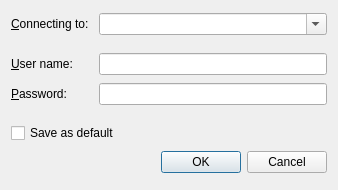
Qt form lib/nicos/gui/auth.ui (mlz-ictrl/nicos) before a commit.
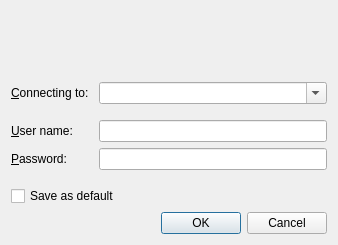
The same form after that commit. Icons and pictures are not drawn.

Commit message: gui: add NICOS logo to login dialog

Patch:
```diff
--- a/lib/nicos/gui/auth.ui
+++ b/lib/nicos/gui/auth.ui
@@ -7,7 +7,7 @@
     <x>0</x>
     <y>0</y>
     <width>338</width>
-    <height>190</height>
+    <height>245</height>
    </rect>
   </property>
   <property name="windowTitle">
@@ -23,7 +23,7 @@
    <property name="horizontalSpacing">
     <number>10</number>
    </property>
-   <item row="4" column="1">
+   <item row="5" column="1">
     <widget class="QLineEdit" name="userName">
      <property name="font">
       <font>
@@ -33,7 +33,33 @@
      </property>
     </widget>
    </item>
-   <item row="5" column="0">
+   <item row="2" column="1">
+    <widget class="QComboBox" name="serverAddr">
+     <property name="font">
+      <font>
+       <weight>75</weight>
+       <bold>true</bold>
+      </font>
+     </property>
+     <property name="editable">
+      <bool>true</bool>
+     </property>
+    </widget>
+   </item>
+   <item row="6" column="1">
+    <widget class="QLineEdit" name="password">
+     <property name="inputMask">
+      <string/>
+     </property>
+     <property name="text">
+      <string/>
+     </property>
+     <property name="echoMode">
+      <enum>QLineEdit::Password</enum>
+     </property>
+    </widget>
+   </item>
+   <item row="6" column="0">
     <widget class="QLabel" name="label_2">
      <property name="text">
       <string>&amp;Password:</string>
@@ -43,7 +69,7 @@
      </property>
     </widget>
    </item>
-   <item row="1" column="0">
+   <item row="2" column="0">
     <widget class="QLabel" name="label_3">
      <property name="text">
       <string>&amp;Connecting to:</string>
@@ -53,23 +79,7 @@
      </property>
     </widget>
    </item>
-   <item row="3" column="0">
-    <spacer name="verticalSpacer">
-     <property name="orientation">
-      <enum>Qt::Vertical</enum>
-     </property>
-     <property name="sizeType">
-      <enum>QSizePolicy::Fixed</enum>
-     </property>
-     <property name="sizeHint" stdset="0">
-      <size>
-       <width>20</width>
-       <height>10</height>
-      </size>
-     </property>
-    </spacer>
-   </item>
-   <item row="6" column="0">
+   <item row="7" column="0">
     <spacer name="verticalSpacer_2">
      <property name="orientation">
       <enum>Qt::Vertical</enum>
@@ -86,6 +96,22 @@
     </spacer>
    </item>
    <item row="4" column="0">
+    <spacer name="verticalSpacer">
+     <property name="orientation">
+      <enum>Qt::Vertical</enum>
+     </property>
+     <property name="sizeType">
+      <enum>QSizePolicy::Fixed</enum>
+     </property>
+     <property name="sizeHint" stdset="0">
+      <size>
+       <width>20</width>
+       <height>10</height>
+      </size>
+     </property>
+    </spacer>
+   </item>
+   <item row="5" column="0">
     <widget class="QLabel" name="label">
      <property name="text">
       <string>&amp;User name:</string>
@@ -95,33 +121,7 @@
      </property>
     </widget>
    </item>
-   <item row="1" column="1">
-    <widget class="QComboBox" name="serverAddr">
-     <property name="font">
-      <font>
-       <weight>75</weight>
-       <bold>true</bold>
-      </font>
-     </property>
-     <property name="editable">
-      <bool>true</bool>
-     </property>
-    </widget>
-   </item>
-   <item row="5" column="1">
-    <widget class="QLineEdit" name="password">
-     <property name="inputMask">
-      <string/>
-     </property>
-     <property name="text">
-      <string/>
-     </property>
-     <property name="echoMode">
-      <enum>QLineEdit::Password</enum>
-     </property>
-    </widget>
-   </item>
-   <item row="9" column="0" colspan="2">
+   <item row="10" column="0" colspan="2">
     <widget class="QDialogButtonBox" name="buttonBox">
      <property name="orientation">
       <enum>Qt::Horizontal</enum>
@@ -131,7 +131,7 @@
      </property>
     </widget>
    </item>
-   <item row="7" column="0" colspan="2">
+   <item row="8" column="0" colspan="2">
     <layout class="QHBoxLayout" name="horizontalLayout">
      <item>
       <widget class="QCheckBox" name="saveDefault">
@@ -155,6 +155,35 @@
      </item>
     </layout>
    </item>
+   <item row="0" column="0" colspan="2">
+    <widget class="QLabel" name="label_4">
+     <property name="text">
+      <string/>
+     </property>
+     <property name="pixmap">
+      <pixmap resource="../../../resources/nicos-gui.qrc">:/nicos-logo.png</pixmap>
+     </property>
+     <property name="alignment">
+      <set>Qt::AlignCenter</set>
+     </property>
+    </widget>
+   </item>
+   <item row="1" column="0">
+    <spacer name="verticalSpacer_3">
+     <property name="orientation">
+      <enum>Qt::Vertical</enum>
+     </property>
+     <property name="sizeType">
+      <enum>QSizePolicy::Fixed</enum>
+     </property>
+     <property name="sizeHint" stdset="0">
+      <size>
+       <width>20</width>
+       <height>10</height>
+      </size>
+     </property>
+    </spacer>
+   </item>
   </layout>
  </widget>
  <tabstops>
```
Left out of the diff: 4 changed lines with no effect on the pictures. The commit also changes 3 other files.
